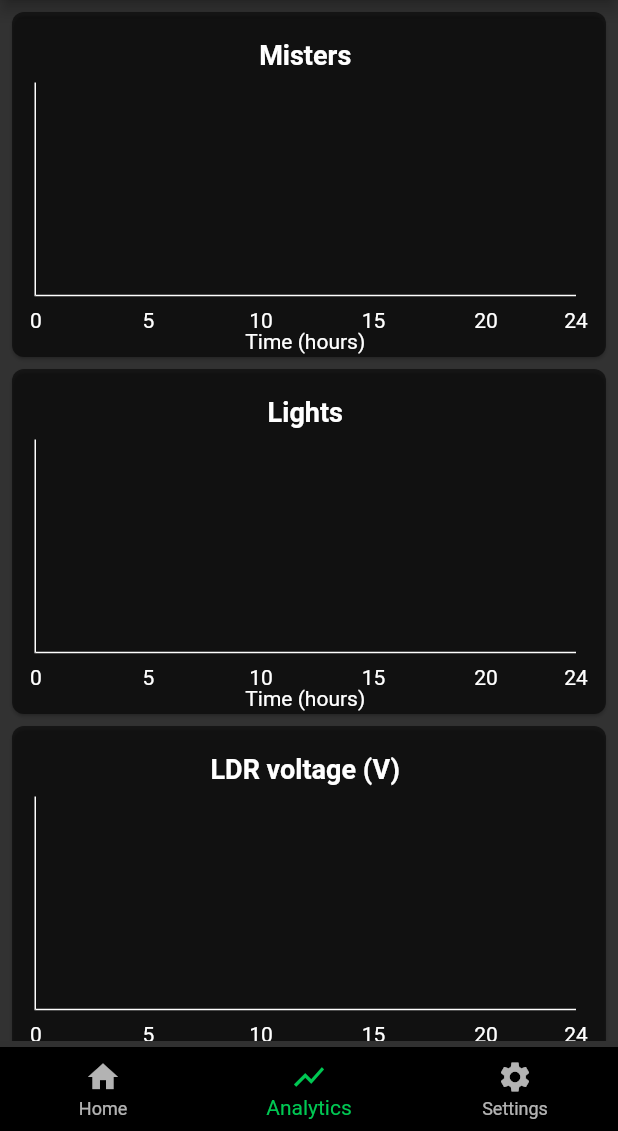
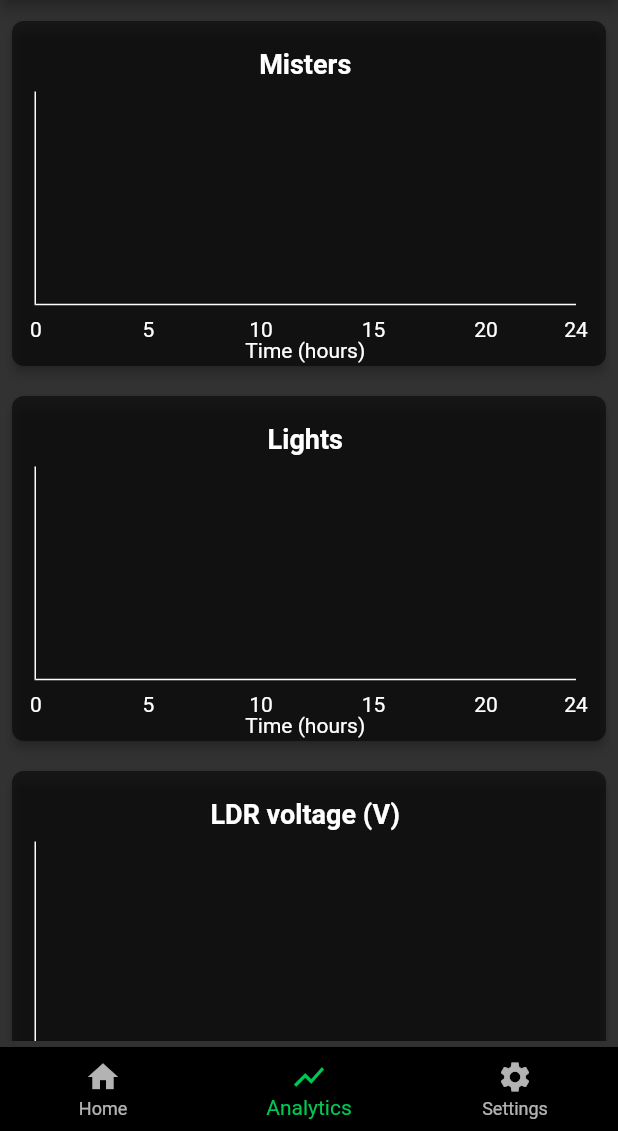
Before and after one commit to MRo47/MistyGro, a Flutter app: the screen it shows once a user with an empty profile is signed in, item 2 of the bottom bar chosen, on a phone screen of 412 x 824 dp, the part 105-1236 px from its top. Run offline on Flutter 3.47's test engine with Material 2 defaults, Android fonts, the phone set to English and light mode, and no system bars; drawn by our look-alikes of fl_chart; our stand-ins replace firebase_auth, firebase_core, firebase_database; accounts and stored records are empty.

Commit message:
fixed timing

```diff
--- a/Software/app/misty_gro/lib/chart.dart
+++ b/Software/app/misty_gro/lib/chart.dart
@@ -29,6 +29,8 @@ class _ChartState extends State<Chart> {
   @override
   Widget build(BuildContext context) {
     return Card(
+      elevation: 3,
+      margin: const EdgeInsets.fromLTRB(4, 10, 4, 10),
       shape: const RoundedRectangleBorder(
           borderRadius: BorderRadius.all(Radius.circular(8.0))),
       child: Container(
--- a/Software/app/misty_gro/lib/home_page.dart
+++ b/Software/app/misty_gro/lib/home_page.dart
@@ -53,7 +53,7 @@ class _HomePageState extends State<HomePage> {
     dataRef.child('ph').push();
 
     final Map<String, double> updates = {};
-    updates['/ph/${DateTime.now().millisecondsSinceEpoch ~/ Duration.millisecondsPerSecond}'] =
+    updates['/ph/${DateTime.now().toUtc().millisecondsSinceEpoch ~/ Duration.millisecondsPerSecond}'] =
         value;
 
     await dataRef.update(updates);
@@ -145,7 +145,7 @@ class _HomePageState extends State<HomePage> {
             lastUpdate: _phData.isEmpty ? DateTime(0) : _phData.last.time,
             icon: Icons.science, // Icons.table_chart_rounded,
             iconColor: Colors.green,
-            initValue: _phData.isEmpty ? 7.0 : _phData.last.val,
+            initValue: _phData.isEmpty ? 0.0 : _phData.last.val,
             units: '',
             onGotValue: (value) {
               _setPH(value);
```
